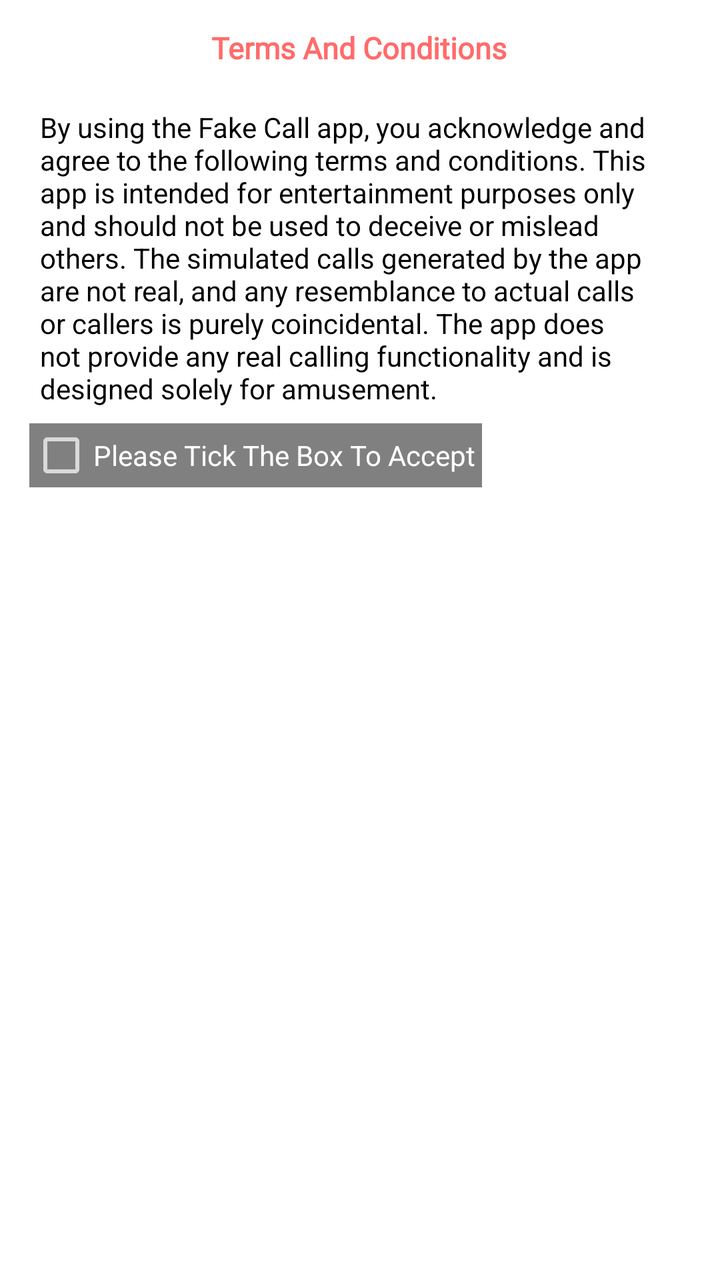
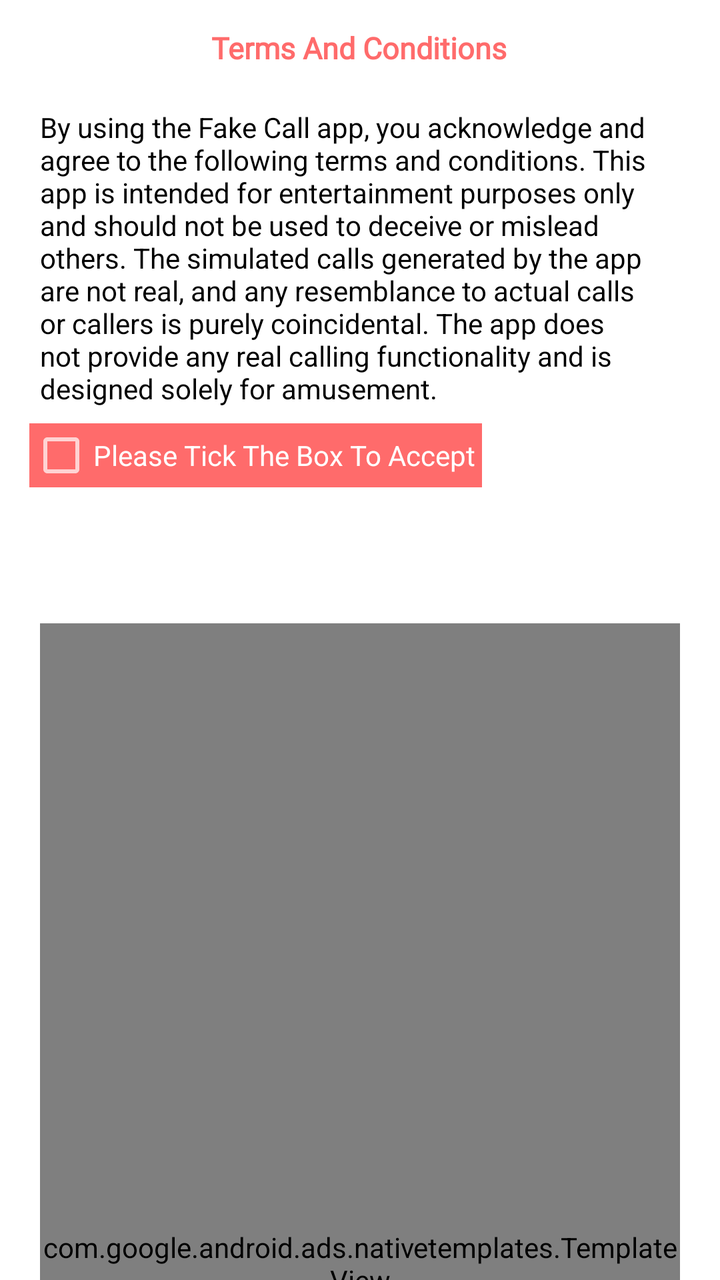

Before-and-after screenshots of an Android layout around one commit, followed by the original layout XML and the change that was made.
<!-- AndroidManifest.xml: activity theme Theme.AppCompat.NoActionBar -->
<!-- res/layout/activity_terms_and_condition.xml -->
<?xml version="1.0" encoding="utf-8"?>
<androidx.constraintlayout.widget.ConstraintLayout xmlns:android="http://schemas.android.com/apk/res/android"
    xmlns:app="http://schemas.android.com/apk/res-auto"
    xmlns:tools="http://schemas.android.com/tools"
    android:layout_width="match_parent"
    android:layout_height="match_parent"
    android:background="@color/white"
    tools:context=".activities.TermsAndConditionActivity">

    <TextView
        android:id="@+id/texttermandconditions"
        android:layout_width="wrap_content"
        android:layout_height="wrap_content"
        android:fontFamily="@font/poppins_bold"
        android:text="Terms And Conditions"
        android:textColor="@color/pink"
        android:textSize="15dp"
        android:textStyle="bold"
        app:layout_constraintBottom_toBottomOf="parent"
        app:layout_constraintEnd_toEndOf="parent"
        app:layout_constraintHorizontal_bias="0.498"
        app:layout_constraintStart_toStartOf="parent"
        app:layout_constraintTop_toTopOf="parent"
        app:layout_constraintVertical_bias="0.022" />

    <TextView
        android:id="@+id/texttermsandcondtioncontent"
        android:layout_width="match_parent"
        android:layout_height="wrap_content"
        android:layout_marginStart="20dp"
        android:layout_marginTop="20dp"
        android:layout_marginEnd="20dp"
        android:textColor="@color/black"
        android:text="@string/terms_and_conditions"
        app:layout_constraintEnd_toEndOf="parent"
        app:layout_constraintHorizontal_bias="0.498"
        app:layout_constraintStart_toStartOf="parent"
        app:layout_constraintTop_toBottomOf="@+id/texttermandconditions" />

    <CheckBox
        android:id="@+id/checkBox"
        android:layout_width="wrap_content"
        android:layout_height="wrap_content"
        android:layout_marginTop="8dp"
        android:textColor="@color/white"
        android:text="Please Tick The Box To Accept "
        android:background="@color/gray"
        app:layout_constraintEnd_toEndOf="parent"
        app:layout_constraintHorizontal_bias="0.109"
        app:layout_constraintStart_toStartOf="parent"
        app:layout_constraintTop_toBottomOf="@+id/texttermsandcondtioncontent" />

    <TextView
        android:id="@+id/continuedata"
        android:layout_width="283dp"
        android:layout_height="44dp"
        android:layout_marginTop="32dp"

        android:fontFamily="@font/poppins_bold"
        android:gravity="center"
        android:text="Continue"
        android:textAlignment="center"
        android:background="@drawable/btnbackground"
        android:textColor="@color/white"
        android:textSize="@dimen/_14ssp"
        android:textStyle="bold"
        android:visibility="gone"
        app:layout_constraintBottom_toBottomOf="parent"
        app:layout_constraintEnd_toEndOf="parent"
        app:layout_constraintStart_toStartOf="parent"
        app:layout_constraintTop_toBottomOf="@+id/checkBox"
        app:layout_constraintVertical_bias="0.0" />



</androidx.constraintlayout.widget.ConstraintLayout>
<!-- resources referenced by this layout -->
<resources>
  <color name="black">#FF000000</color>
  <color name="gray">#808080</color>
  <color name="pink">#FF6B6B</color>
  <color name="white">#FFFFFFFF</color>
  <!-- drawable btnbackground (drawable) -->
  <?xml version="1.0" encoding="utf-8"?>
  <shape xmlns:android="http://schemas.android.com/apk/res/android"
      android:shape="rectangle">
      <solid android:color="@color/pink" />
      <corners android:bottomRightRadius="8dp"
          android:bottomLeftRadius="8dp"
          android:topRightRadius="8dp"
          android:topLeftRadius="8dp"/>
  </shape>
  <string name="terms_and_conditions">By using the Fake Call app, you acknowledge and agree to the following terms and conditions.
          This app is intended for entertainment purposes only and should not be used to deceive or mislead others. The simulated calls generated by the app are not real,
          and any resemblance to actual calls or callers is purely coincidental.
          The app does not provide any real calling functionality and is designed solely for amusement.</string>
</resources>

<!-- the commit's change to res/layout/activity_terms_and_condition.xml (unified diff, before → after) -->
@@ -44,7 +44,7 @@
         android:layout_marginTop="8dp"
         android:textColor="@color/white"
         android:text="Please Tick The Box To Accept "
-        android:background="@color/gray"
+        android:background="@color/pink"
         app:layout_constraintEnd_toEndOf="parent"
         app:layout_constraintHorizontal_bias="0.109"
         app:layout_constraintStart_toStartOf="parent"
@@ -72,5 +72,28 @@
         app:layout_constraintVertical_bias="0.0" />
 
 
+    <RelativeLayout
+        android:id="@+id/relativeLayoutadmob"
+        android:layout_width="match_parent"
+        android:layout_height="wrap_content"
+        android:layout_marginStart="20dp"
+        android:layout_marginTop="68dp"
+        android:layout_marginEnd="20dp"
+        app:layout_constraintEnd_toEndOf="parent"
+        app:layout_constraintHorizontal_bias="0.0"
+        android:visibility="visible"
+        app:layout_constraintStart_toStartOf="parent"
+        app:layout_constraintTop_toBottomOf="@+id/continuedata">
+
+
+
+        <com.google.android.ads.nativetemplates.TemplateView
+            android:id="@+id/my_template"
+            app:gnt_template_type="@layout/gnt_medium_template_view_new"
+            android:layout_width="match_parent"
+            android:layout_height="match_parent" />
+    </RelativeLayout>
+
+
 
 </androidx.constraintlayout.widget.ConstraintLayout>
<!-- resource entries referenced after the edit -->
@@ -1,7 +1,6 @@
 <!-- resources referenced by this layout -->
 <resources>
   <color name="black">#FF000000</color>
-  <color name="gray">#808080</color>
   <color name="pink">#FF6B6B</color>
   <color name="white">#FFFFFFFF</color>
   <!-- drawable btnbackground (drawable) -->
